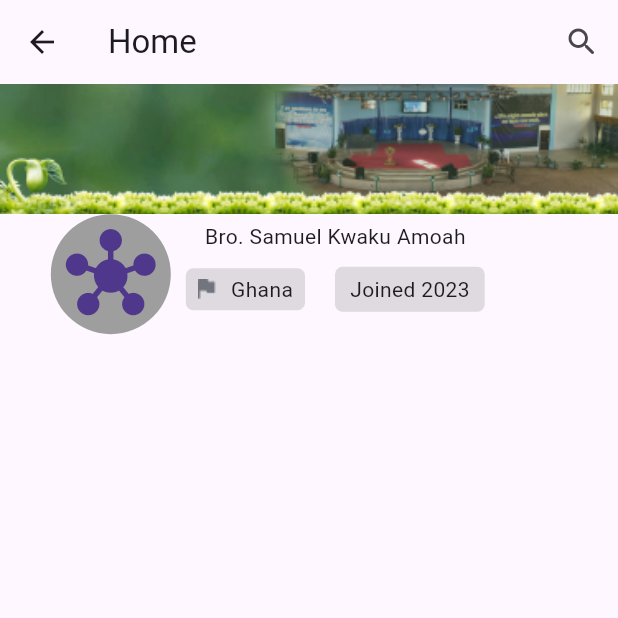
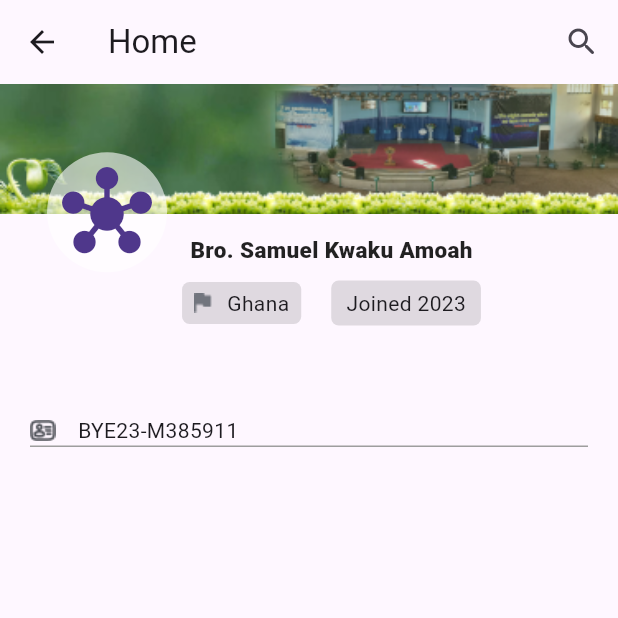
Before and after one commit to priceproject/price_app, a Flutter app: the Profile screen opened by its route, on a phone screen of 412 x 824 dp, the top half of it. Run offline on Flutter 3.47's test engine with Material 3 defaults, Android fonts, the phone set to English and light mode, and no system bars; our stand-ins replace flutter_screenutil.

Commit message:
profile page edit

```diff
--- a/lib/features/user/user_profile.dart
+++ b/lib/features/user/user_profile.dart
@@ -11,25 +11,38 @@ class Profile extends StatelessWidget {
           IconButton(onPressed: (){}, icon: Icon(Icons.search_rounded),)
         ],
       ),
-      body: Column(
-        crossAxisAlignment: CrossAxisAlignment.stretch,
+       body: Container(
+         alignment: Alignment.topLeft,
+         width: double.infinity,
+         decoration: BoxDecoration(
+           image: DecorationImage(
+             image: AssetImage('images/ProfilePage Images/profile banner.png'),
+             fit: BoxFit.fitWidth,
+             alignment: Alignment.topCenter
+           )
+         ),
+         child: Column(
            children: [
-          Image(image: AssetImage('images/ProfilePage Images/profile banner.png'),
-            fit: BoxFit.cover,),
              Padding(
-            padding: const EdgeInsets.only(right: 45.0),
+               padding: const EdgeInsets.only(right: 50.0),
                child: Row(
                  mainAxisAlignment: MainAxisAlignment.center,
                  children: [
                    CircleAvatar(
-                  backgroundColor: Colors.grey,
+                     backgroundColor: Colors.white60,
                      radius: 40,
                      child: Icon(Icons.hub,size: 60,),
                    ),
                    Column(
                      // mainAxisAlignment: MainAxisAlignment.spaceEvenly,
                      children: [
-                    Text('Bro. Samuel Kwaku Amoah'),
+                       SizedBox(height: 100,),
+                       Text('Bro. Samuel Kwaku Amoah',
+                         style: TextStyle(
+                             fontWeight: FontWeight.w900,
+                            fontSize: 15,
+                           color: Colors.black87
+                         ),),
                        Row(
                          children: [
                            Container(
@@ -57,11 +70,35 @@ class Profile extends StatelessWidget {
                  ],
                ),
              ),
-          Column(
-
+             Padding(
+               padding: const EdgeInsets.all(20.0),
+               child: Column(
+                 children: [
+                   SizedBox(height: 30,),
+                   Container(
+                     decoration: BoxDecoration(
+                       border: Border(
+                         bottom: BorderSide(
+                           color: Colors.grey, // Border color
+                           width: 1, // Border width
+                         ),
+                       ),
+                     ),
+                     child: Row(
+                       children: [
+                         Image(image: AssetImage('images/ProfilePage Images/ph-code icon.png'),
+                         ),
+                         SizedBox(width: 15,),
+                         Text('BYE23-M385911')
+                       ],
+                     ),
                    )
                  ],
                ),
+             )
+           ],
+         ),
+       )
     );
   }
 }
```
Also changed, not shown: 1 other file. Lines whose indentation alone changed are shown as unchanged.
